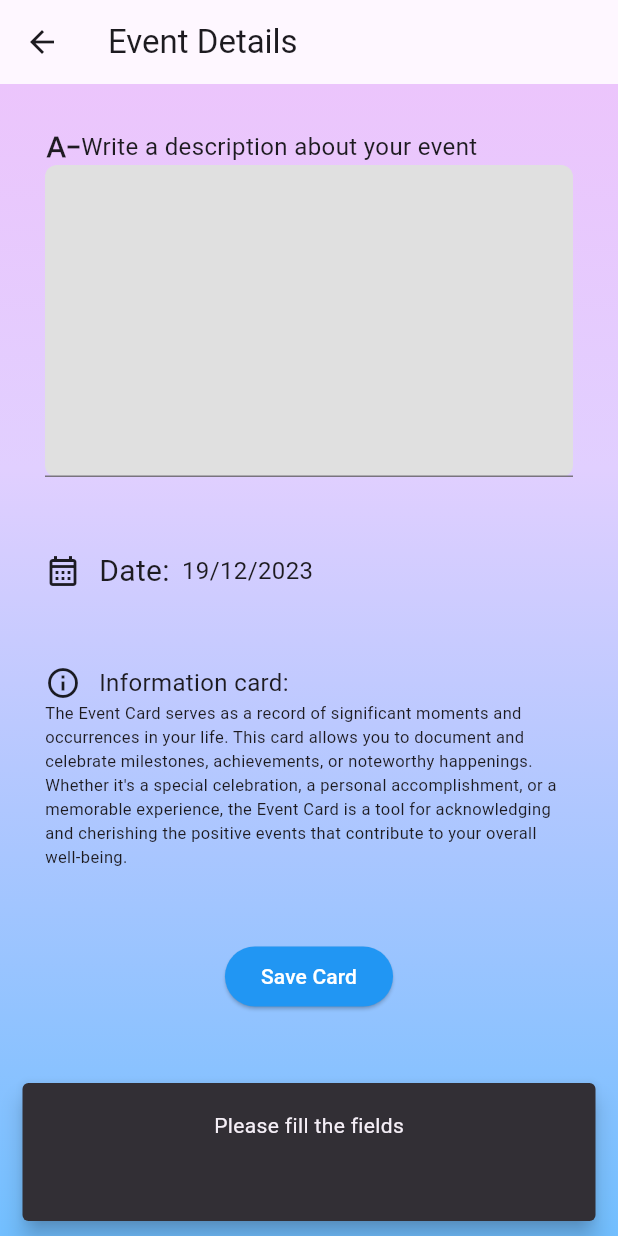
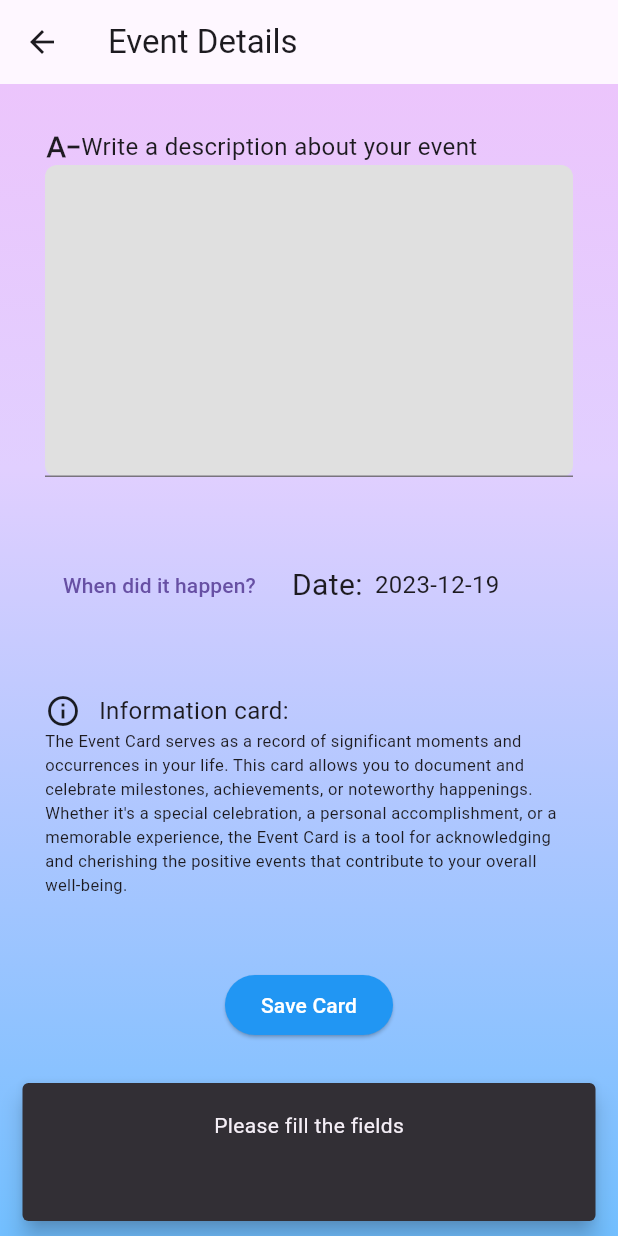
Before and after one commit to JuanJosePinero/Trabajo-PMDM-Grupo5, a Flutter app: the EventCard screen opened directly, after a tap on "Save Card", on a phone screen of 412 x 824 dp. Run offline on Flutter 3.47's test engine with Material 3 defaults, Android fonts, the phone set to English and light mode, and no system bars; drawn by our look-alikes of flutter_slidable; our stand-ins replace cached_network_image, email_validator, flutter_secure_storage; missing offline and left inert: font_awesome_icon_class; accounts and stored records are empty.

Commit message:
FINISHED project

```diff
--- a/lib/screens/user/cards/event_card.dart
+++ b/lib/screens/user/cards/event_card.dart
@@ -1,3 +1,4 @@
+import 'package:flutter/cupertino.dart';
 import 'package:flutter/material.dart';
 import 'package:flutter_slidable/flutter_slidable.dart';
 import 'package:mindcare_app/screens/user/main_screen.dart';
@@ -7,8 +8,15 @@ import 'package:mindcare_app/themes/themeColors.dart';
 
 final TextEditingController whatHappenedController = TextEditingController();
 
-class EventCard extends StatelessWidget {
+class EventCard extends StatefulWidget {
   const EventCard({Key? key}) : super(key: key);
+
+  @override
+  _EventCardState createState() => _EventCardState();
+}
+
+class _EventCardState extends State<EventCard> {
+  DateTime selectedDate = DateTime.now();
 
   @override
   Widget build(BuildContext context) {
@@ -16,11 +24,13 @@ class EventCard extends StatelessWidget {
       appBar: AppBar(
         title: const Text('Event Details'),
       ),
-      body: _buildMoodDetails(context),
+      body: _buildEventDetails(context),
     );
   }
 
-  Widget _buildMoodDetails(BuildContext context) {
+  Widget _buildEventDetails(BuildContext context) {
+    String formattedDate =
+        "${selectedDate.year}-${selectedDate.month}-${selectedDate.day}";
     return Slidable(
       child: Container(
         width: double.infinity,
@@ -37,23 +47,6 @@ class EventCard extends StatelessWidget {
               children: [
                 Column(
                   children: [
-                    // const Row(children: [
-                    //   Text(
-                    //     'You need to write a description below\n',
-                    //     style: TextStyle(fontSize: 16),
-                    //   ),
-                    // ]),
-                    // Container(
-                    //   decoration: BoxDecoration(
-                    //     color: Colors.grey[300],
-                    //     borderRadius: BorderRadius.circular(8.0),
-                    //   ),
-                    //   child: TextField(
-                    //     controller: whatHappenedController,
-                    //     style: const TextStyle(fontSize: 16.0),
-                    //   ),
-                    // ),
-                    // const SizedBox(height: 16.0),
                     const Row(children: [
                       Icon(Icons.text_decrease),
                       Text(
@@ -79,7 +72,12 @@ class EventCard extends StatelessWidget {
                 const SizedBox(height: 48.0),
                 Row(
                   children: [
-                    const Icon(Icons.calendar_month_outlined),
+                    TextButton(
+                      onPressed: () {
+                        _selectDate(context);
+                      },
+                      child: Text('When did it happen?'),
+                    ),
                     const SizedBox(width: 12.0),
                     const Text(
                       'Date:',
@@ -87,7 +85,7 @@ class EventCard extends StatelessWidget {
                     ),
                     const SizedBox(width: 8.0),
                     Text(
-                      _getFormattedDate(),
+                      formattedDate,
                       style: const TextStyle(fontSize: 16.0),
                     ),
                   ],
@@ -118,7 +116,7 @@ class EventCard extends StatelessWidget {
                 Center(
                   child: ElevatedButton(
                     onPressed: () {
-                      _saveCard(context);
+                      _saveCard(context, formattedDate);
                     },
                     style: ElevatedButton.styleFrom(
                       backgroundColor: Colors.blue,
@@ -140,12 +138,26 @@ class EventCard extends StatelessWidget {
     );
   }
 
+  Future<void> _selectDate(BuildContext context) async {
+    final DateTime? picked = await showDatePicker(
+      context: context,
+      initialDate: selectedDate,
+      firstDate: DateTime(2000),
+      lastDate: DateTime(2101),
+    );
+    if (picked != null && picked != selectedDate) {
+      setState(() {
+        selectedDate = picked;
+      });
+    }
+  }
+
   bool whatHappenEmpty() {
     if (whatHappenedController.text.isEmpty) return true;
     return false;
   }
 
-  void _saveCard(BuildContext context) {
+  void _saveCard(BuildContext context, String formattedDate) {
     if (whatHappenEmpty()) {
       ScaffoldMessenger.of(context).showSnackBar(
         const SnackBar(
@@ -163,8 +175,12 @@ class EventCard extends StatelessWidget {
     } else {
       String descriptionText = whatHappenedController.text;
       ElementService().newElement(
-          UserService.userId, 'u', 'event', _getFormattedDate2(),
-          description: descriptionText);
+        UserService.userId,
+        'u',
+        'event',
+        selectedDate.toString(),
+        description: descriptionText,
+      );
       ScaffoldMessenger.of(context).showSnackBar(
         const SnackBar(
           content: Column(
@@ -189,21 +205,9 @@ class EventCard extends StatelessWidget {
     }
   }
 
-  String _getFormattedDate() {
-    final DateTime now = DateTime.now();
-    final String formattedDate = "${now.day}/${now.month}/${now.year}";
-    return formattedDate;
-  }
-
   String _getFormattedDate2() {
     final DateTime now = DateTime.now();
     final String formattedDate = "${now.year}-${now.month}-${now.day}";
     return formattedDate;
   }
-
-  String _getFormattedTime() {
-    final DateTime now = DateTime.now();
-    final String formattedTime = "${now.hour}:${now.minute}:${now.second}";
-    return formattedTime;
-  }
 }
--- a/lib/services/ElementService.dart
+++ b/lib/services/ElementService.dart
@@ -75,6 +75,8 @@ class ElementService extends ChangeNotifier {
     if (emotion_id != null) {
       elementData['emotion_id'] = emotion_id;
     }
+
+    print(elementData);
 
     final url = Uri.http(baseURL, '/public/api/newElement', {});
     String? authToken = await readToken();
--- a/pubspec.yaml
+++ b/pubspec.yaml
@@ -33,6 +33,7 @@ dependencies:
   email_validator: ^2.1.17
   flutter:
     sdk: flutter
+  flutter_datetime_picker: ^1.5.1
   flutter_secure_storage: ^9.0.0
   flutter_slidable: ^3.0.1
   font_awesome_icon_class: ^0.0.6
```
Also changed, not shown: pubspec.lock.
